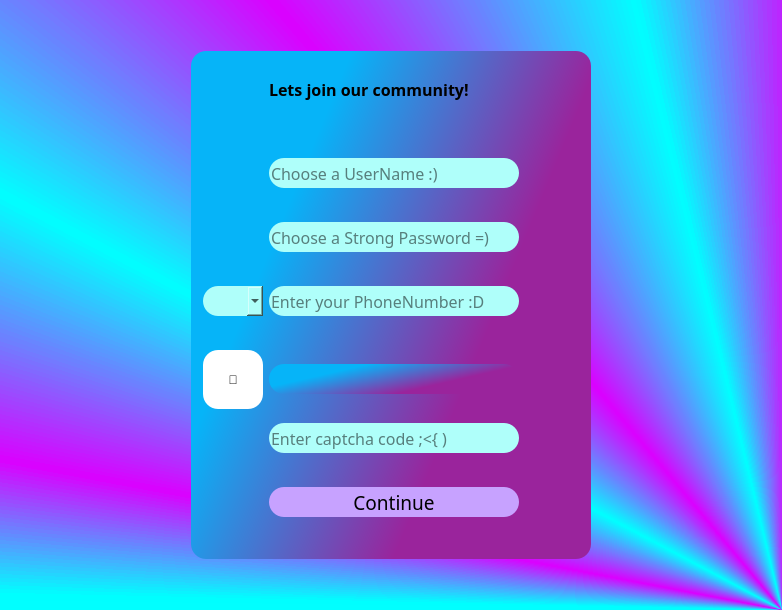
First picture: the form in signup.ui, repository Abeh995/JobVista, before the edit.
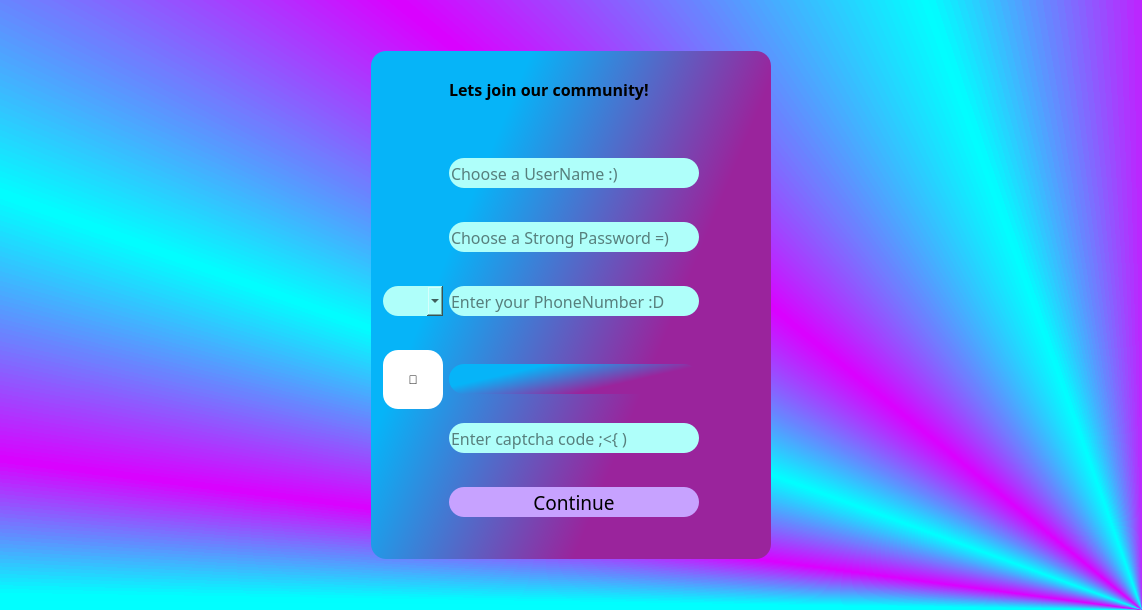
Second picture: the form after the edit.

Commit message: posts-layout

What changed in the file:
```diff
--- a/signup.ui
+++ b/signup.ui
@@ -6,7 +6,7 @@
    <rect>
     <x>0</x>
     <y>0</y>
-    <width>782</width>
+    <width>1142</width>
     <height>610</height>
    </rect>
   </property>
```
The commit also changes 2 other files.
